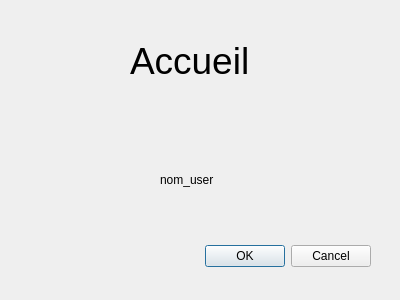
Before: the Qt Designer form accueil.ui in HenriSalard/QT_TP1, drawn with Qt 5.
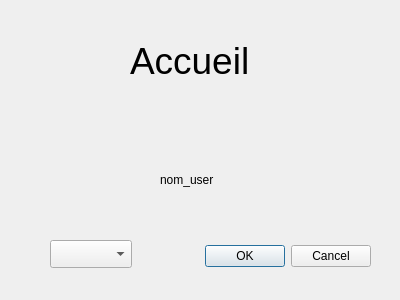
After: the same form once the commit is applied.

Commit message: Debut de gestion des Profils

```diff
--- a/accueil.ui
+++ b/accueil.ui
@@ -60,6 +60,16 @@
     <string>nom_user</string>
    </property>
   </widget>
+  <widget class="QComboBox" name="profilCombo">
+   <property name="geometry">
+    <rect>
+     <x>50</x>
+     <y>240</y>
+     <width>82</width>
+     <height>28</height>
+    </rect>
+   </property>
+  </widget>
  </widget>
  <resources/>
  <connections>
```
The commit also changes 11 other files.
